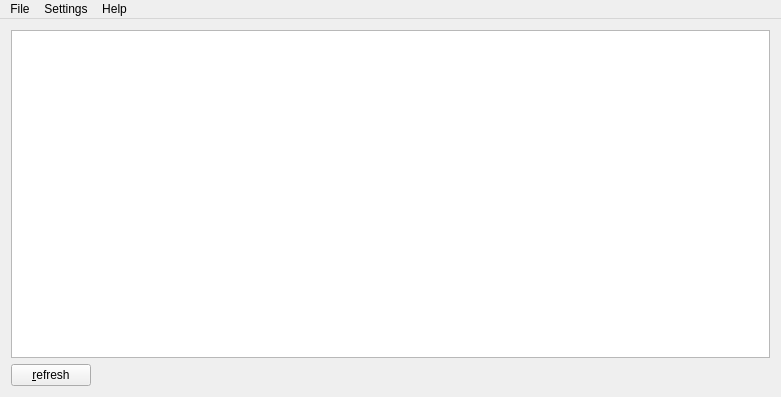
Qt form scicalc.ui (ElektronikNode/scicalc) before a commit.
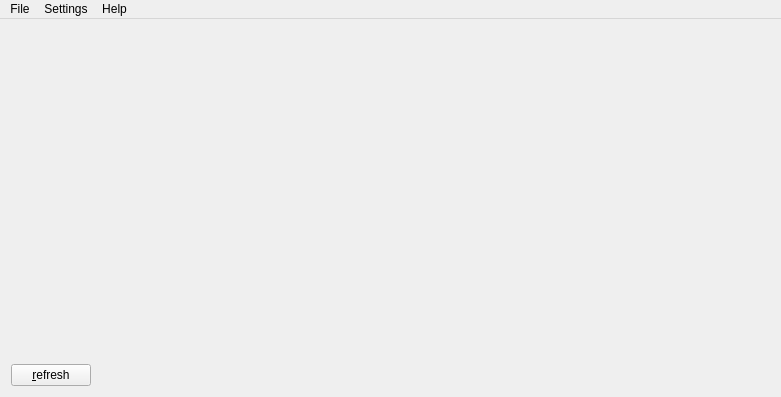
The same form after that commit. Custom widgets are drawn as their Qt base class.

The edit to the form file:
```diff
--- a/scicalc.ui
+++ b/scicalc.ui
@@ -24,7 +24,17 @@
        <enum>QLayout::SetNoConstraint</enum>
       </property>
       <item>
-       <widget class="ScicalcEdit" name="edit_input"/>
+       <widget class="QTabWidget" name="tabWidget">
+        <property name="tabsClosable">
+         <bool>true</bool>
+        </property>
+        <property name="movable">
+         <bool>true</bool>
+        </property>
+        <property name="documentMode">
+         <bool>true</bool>
+        </property>
+       </widget>
       </item>
      </layout>
     </item>
@@ -184,13 +194,7 @@
   </action>
  </widget>
  <layoutdefault spacing="6" margin="11"/>
- <customwidgets>
-  <customwidget>
-   <class>ScicalcEdit</class>
-   <extends>QTextEdit</extends>
-   <header>scicalcedit.h</header>
-  </customwidget>
- </customwidgets>
+ <customwidgets/>
  <resources/>
  <connections/>
 </ui>
```
Left out of the diff: 4 changed lines with no effect on the pictures.
